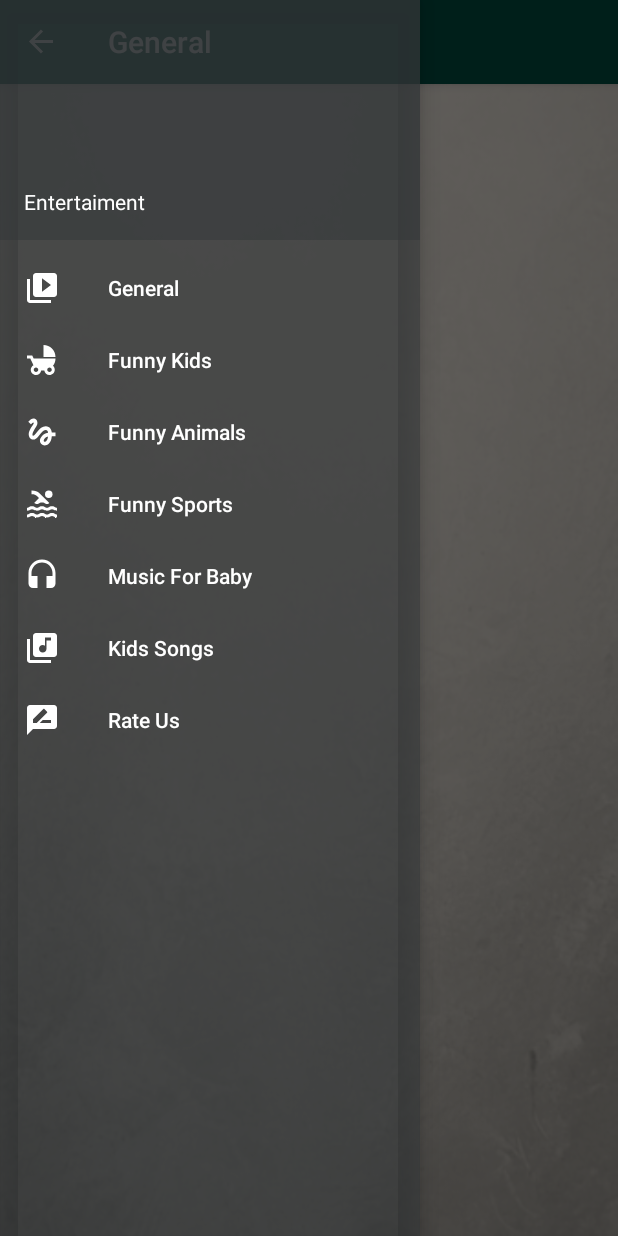
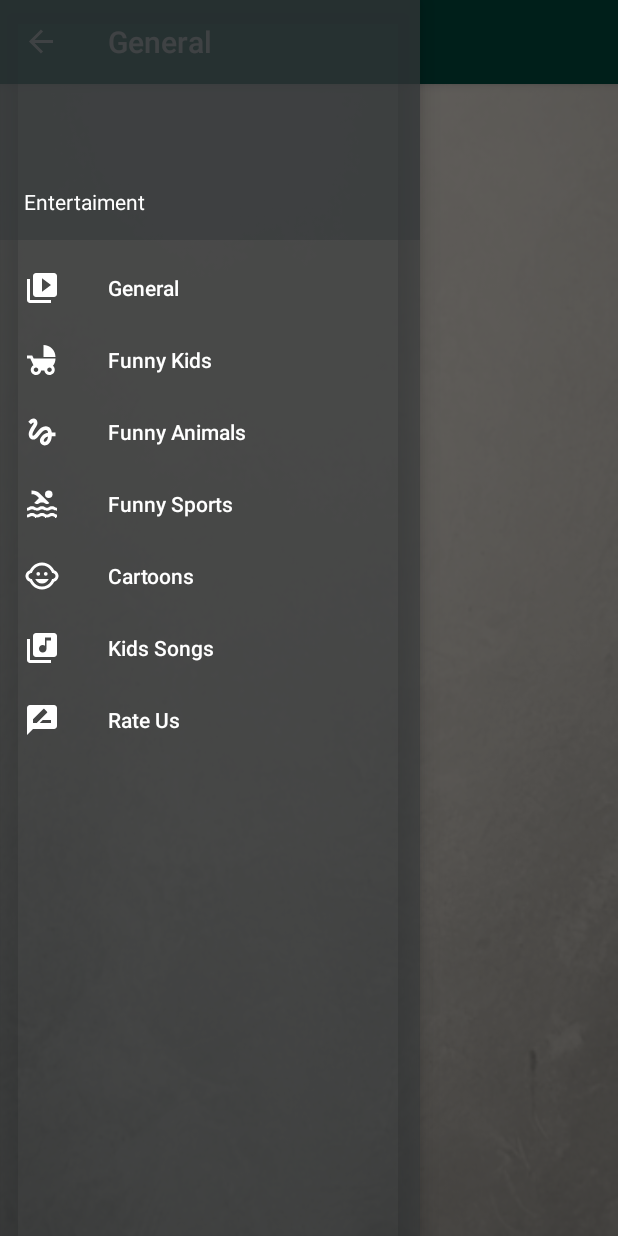
Before and after one commit to CuongDuong2710/Entertainment, an Android app: the fragment CartoonsFragment placed in its activity, with the side drawer open, on a phone screen of 412 x 824 dp. Run offline under Robolectric (Android 15) with nearby library versions, the phone set to English and light mode, and no system bars; our stand-ins replace AdMob, Firebase (no records; nobody signed in at launch, a user with empty details on screens opened directly), Picasso; libraries missing offline, so code that uses them is left out: com.mancj.materialsearchbar; pictures from the network do not load; 3 statements that could not run were skipped.

Commit message:
changing Cartoons menu

```diff
--- a/app/src/main/java/layout/MusicForKidsFragment.java
+++ b/app/src/main/java/layout/CartoonsFragment.java
@@ -1,46 +1,36 @@
 package layout;
 
 import android.content.Context;
-import android.content.Intent;
 import android.net.Uri;
 import android.os.Bundle;
 import android.support.v4.app.Fragment;
 import android.support.v7.widget.DefaultItemAnimator;
 import android.support.v7.widget.GridLayoutManager;
 import android.support.v7.widget.RecyclerView;
-import android.text.Editable;
-import android.text.TextWatcher;
 import android.view.LayoutInflater;
 import android.view.View;
 import android.view.ViewGroup;
-import android.widget.Toast;
 
 import com.firebase.ui.database.FirebaseRecyclerAdapter;
 import com.google.firebase.database.DatabaseReference;
-import com.mancj.materialsearchbar.MaterialSearchBar;
-import com.squareup.picasso.Picasso;
-
-import java.util.ArrayList;
-import java.util.List;
 
 import organization.tho.entertaiment.Common.Constants;
 import organization.tho.entertaiment.Common.ConvertDpToPx;
 import organization.tho.entertaiment.Common.DatabaseEntertainment;
 import organization.tho.entertaiment.GridSpacingItemDecoration;
 import organization.tho.entertaiment.Model.Video;
-import organization.tho.entertaiment.PlayVideoActivity;
 import organization.tho.entertaiment.R;
 import organization.tho.entertaiment.ViewHolder.VideoViewHolder;
 
 /**
  * A simple {@link Fragment} subclass.
  * Activities that contain this fragment must implement the
- * {@link MusicForKidsFragment.OnFragmentInteractionListener} interface
+ * {@link CartoonsFragment.OnFragmentInteractionListener} interface
  * to handle interaction events.
- * Use the {@link MusicForKidsFragment#newInstance} factory method to
+ * Use the {@link CartoonsFragment#newInstance} factory method to
  * create an instance of this fragment.
  */
-public class MusicForKidsFragment extends Fragment {
+public class CartoonsFragment extends Fragment {
     // TODO: Rename parameter arguments, choose names that match
     // the fragment initialization parameters, e.g. ARG_ITEM_NUMBER
     private static final String ARG_PARAM1 = "param1";
@@ -60,7 +50,7 @@ public class MusicForKidsFragment extends Fragment {
 
     FirebaseRecyclerAdapter<Video, VideoViewHolder> adapter = null;
 
-    public MusicForKidsFragment() {
+    public CartoonsFragment() {
         // Required empty public constructor
     }
 
@@ -70,11 +60,11 @@ public class MusicForKidsFragment extends Fragment {
      *
      * @param param1 Parameter 1.
      * @param param2 Parameter 2.
-     * @return A new instance of fragment MusicForKidsFragment.
+     * @return A new instance of fragment CartoonsFragment.
      */
     // TODO: Rename and change types and number of parameters
-    public static MusicForKidsFragment newInstance(String param1, String param2) {
-        MusicForKidsFragment fragment = new MusicForKidsFragment();
+    public static CartoonsFragment newInstance(String param1, String param2) {
+        CartoonsFragment fragment = new CartoonsFragment();
         Bundle args = new Bundle();
         args.putString(ARG_PARAM1, param1);
         args.putString(ARG_PARAM2, param2);
@@ -110,7 +100,7 @@ public class MusicForKidsFragment extends Fragment {
         // set adapter & load suggest list
         if (database != null) {
             videoList = database.getVideo();
-            adapter = database.loadVideo(getContext(), Constants.MUSIC_FOR_BABY);
+            adapter = database.loadVideo(getContext(), Constants.CARTOONS);
         }
 
         // after setting adapter, binding to recycler view
--- a/app/src/main/java/organization/tho/entertaiment/Common/Constants.java
+++ b/app/src/main/java/organization/tho/entertaiment/Common/Constants.java
@@ -15,7 +15,7 @@ public class Constants {
     // Sports
     public static final String SPORTS = "17";
     // Music For Baby - Music
-    public static final String MUSIC_FOR_BABY = "10";
+    public static final String CARTOONS = "1";
     // Kid songs - Education
     public static final String KID_SONGS = "27";
 }
--- a/app/src/main/java/organization/tho/entertaiment/Home.java
+++ b/app/src/main/java/organization/tho/entertaiment/Home.java
@@ -21,14 +21,14 @@ import layout.AnimalsFragment;
 import layout.GeneralFragment;
 import layout.KidsFragment;
 import layout.KidsSongFragment;
-import layout.MusicForKidsFragment;
+import layout.CartoonsFragment;
 import layout.SportFragment;
 
 public class Home extends AppCompatActivity
         implements NavigationView.OnNavigationItemSelectedListener,
                 SportFragment.OnFragmentInteractionListener,
                 GeneralFragment.OnFragmentInteractionListener,
-                MusicForKidsFragment.OnFragmentInteractionListener,
+                CartoonsFragment.OnFragmentInteractionListener,
                 AnimalsFragment.OnFragmentInteractionListener,
                 KidsFragment.OnFragmentInteractionListener,
                 KidsSongFragment.OnFragmentInteractionListener{
@@ -115,9 +115,9 @@ public class Home extends AppCompatActivity
                 fragment = SportFragment.newInstance("test1", "test2");
                 toolbar.setTitle("Funny Sport");
                 break;
-            case R.id.nav_music_for_baby:
-                fragment = MusicForKidsFragment.newInstance("test1", "test2");
-                toolbar.setTitle("Music For Baby");
+            case R.id.nav_cartoons:
+                fragment = CartoonsFragment.newInstance("test1", "test2");
+                toolbar.setTitle("Cartoons");
                 break;
             case R.id.nav_kids_songs:
                 fragment = KidsSongFragment.newInstance("test1", "test2");
--- a/app/src/main/res/drawable/ic_headset_black_24dp.xml
+++ /dev/null
@@ -1,9 +0,0 @@
-<vector xmlns:android="http://schemas.android.com/apk/res/android"
-        android:width="24dp"
-        android:height="24dp"
-        android:viewportWidth="24.0"
-        android:viewportHeight="24.0">
-    <path
-        android:fillColor="#FF000000"
-        android:pathData="M12,1c-4.97,0 -9,4.03 -9,9v7c0,1.66 1.34,3 3,3h3v-8H5v-2c0,-3.87 3.13,-7 7,-7s7,3.13 7,7v2h-4v8h3c1.66,0 3,-1.34 3,-3v-7c0,-4.97 -4.03,-9 -9,-9z"/>
-</vector>
--- a/app/src/main/res/layout/fragment_music_for_kids.xml
+++ b/app/src/main/res/layout/fragment_music_for_kids.xml
@@ -3,7 +3,7 @@
     xmlns:app="http://schemas.android.com/apk/res-auto"
     android:layout_width="match_parent"
     android:layout_height="match_parent"
-    tools:context="layout.MusicForKidsFragment">
+    tools:context="layout.CartoonsFragment">
 
     <RelativeLayout
         android:layout_width="match_parent"
--- a/app/src/main/res/menu/activity_home_drawer.xml
+++ b/app/src/main/res/menu/activity_home_drawer.xml
@@ -19,9 +19,9 @@
             android:icon="@drawable/ic_pool_black_24dp"
             android:title="Funny Sports" />
         <item
-            android:id="@+id/nav_music_for_baby"
-            android:icon="@drawable/ic_headset_black_24dp"
-            android:title="Music For Baby" />
+            android:id="@+id/nav_cartoons"
+            android:icon="@drawable/ic_child_care_black_24dp"
+            android:title="Cartoons" />
         <item
             android:id="@+id/nav_kids_songs"
             android:icon="@drawable/ic_library_music_black_24dp"
```
